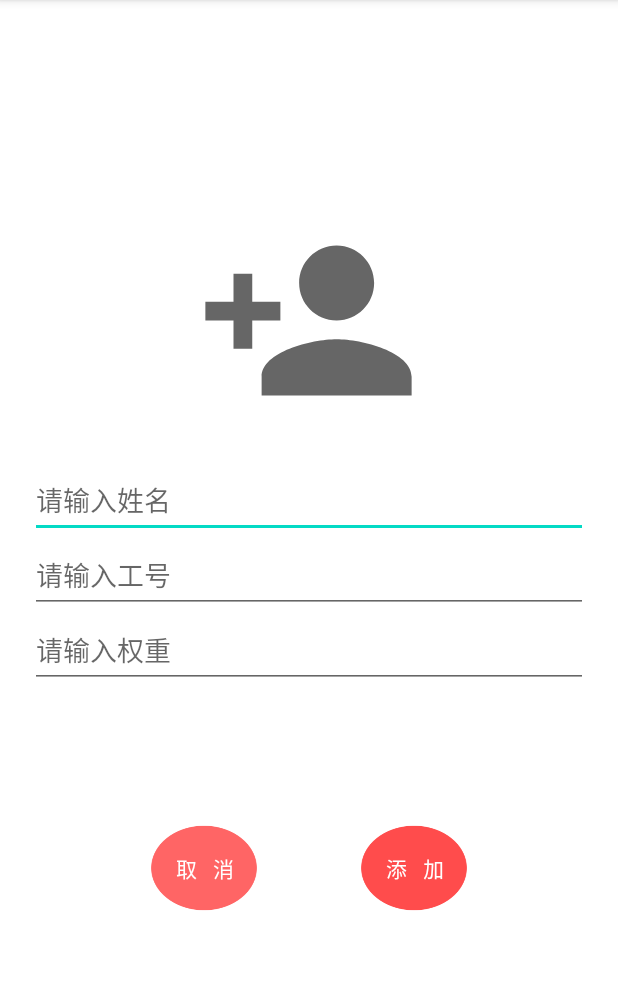
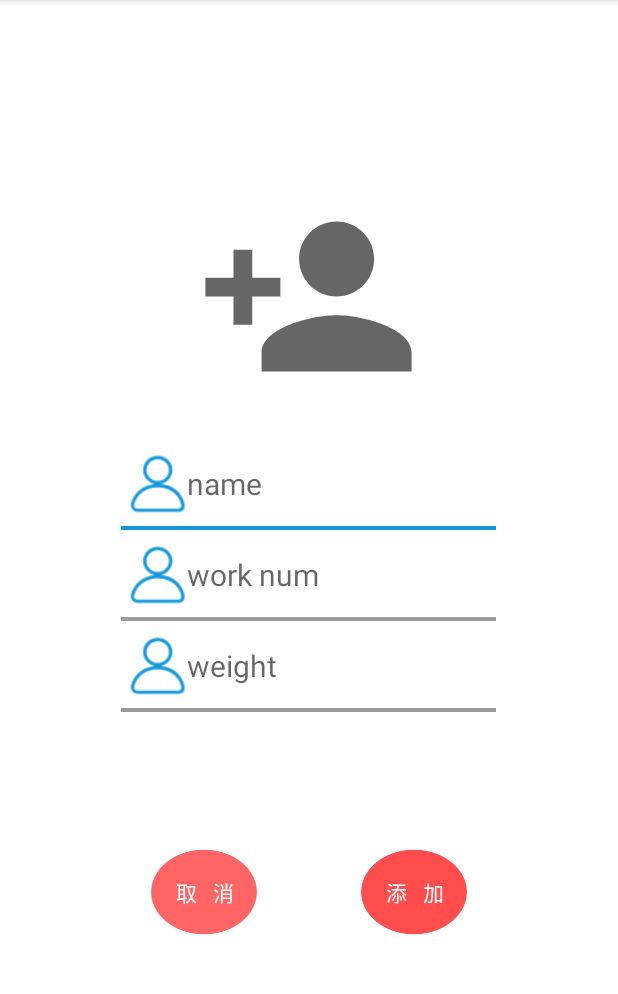
Before and after one commit to laosan-lien/LottoryApp, an Android app: the AddMemberActivity screen opened directly, with no data from a screen before it, on a phone screen of 412 x 824 dp, the part 84-1078 px from its top. Run offline under Robolectric (Android 15) with nearby library versions, the phone set to English and light mode, and no system bars; 1 statement that could not run was skipped.

```diff
--- a/app/src/main/java/com/loasan/lucky/AddMemberActivity.kt
+++ b/app/src/main/java/com/loasan/lucky/AddMemberActivity.kt
@@ -27,7 +27,7 @@ class AddMemberActivity : AppCompatActivity() {
 
         inputName.addTextChangedListener {
             name = it.toString()
-            Log.d(TAG, "onCreate: intput name = $name")
+            Log.d(TAG, "onCreate: input name = $name")
         }
         inputWorkNum.addTextChangedListener {
             workNum = it.toString()
--- a/app/src/main/java/com/loasan/lucky/network/ServiceCreator.kt
+++ b/app/src/main/java/com/loasan/lucky/network/ServiceCreator.kt
@@ -6,8 +6,8 @@ import retrofit2.converter.gson.GsonConverterFactory
 private const val TAG = "Luck:ServiceCreator"
 
 object ServiceCreator {
-//    private const val BASE_URL = "http://172.23.73.187:5000/"//公司
-    private const val BASE_URL = "http://192.168.101.15:5000/"//家里
+
+    private const val BASE_URL = "http://IP:port/"
 
     private val retrofit: Retrofit = Retrofit.Builder()
         .baseUrl(BASE_URL)
--- a/app/src/main/res/layout/activity_add_member.xml
+++ b/app/src/main/res/layout/activity_add_member.xml
@@ -1,6 +1,7 @@
 <?xml version="1.0" encoding="utf-8"?>
 <LinearLayout xmlns:android="http://schemas.android.com/apk/res/android"
     xmlns:tools="http://schemas.android.com/tools"
+    xmlns:app="http://schemas.android.com/apk/res-auto"
     android:layout_width="match_parent"
     android:layout_height="match_parent"
     android:gravity="center"
@@ -15,25 +16,78 @@
         android:layout_width="match_parent"
         android:layout_height="wrap_content"
         android:layout_margin="20dp"
+        android:gravity="center"
         android:orientation="vertical">
 
-        <EditText
+        <com.loasan.lucky.ui.SuperEditText
             android:id="@+id/inputName"
-            android:layout_width="match_parent"
-            android:layout_height="50dp"
-            android:hint="请输入姓名" />
+            android:hint="name"
+            android:layout_width="250dp"
+            android:layout_height="wrap_content"
+            app:ic_left_click="@drawable/ic_left_click"
+            app:ic_left_unclick="@drawable/ic_left_unclick"
+            app:left_x="0"
+            app:left_y="0"
+            app:left_width="60"
+            app:left_height="60"
+            app:ic_delete="@drawable/delete"
+            app:delete_x="0"
+            app:delete_y="0"
+            app:delete_width="60"
+            app:delete_height="60"
+            app:lineColor_click="@color/colorfocus"
+            app:lineColor_unclick="@color/colorDeafult"
+            app:linePosition="1"
+            app:cursor="@drawable/cursortest"
+            android:textSize="20sp"
+            android:textColor="@color/colorfocus" />
 
-        <EditText
+        <com.loasan.lucky.ui.SuperEditText
             android:id="@+id/inputWorkNum"
-            android:layout_width="match_parent"
-            android:layout_height="50dp"
-            android:hint="请输入工号" />
+            android:hint="work num"
+            android:layout_width="250dp"
+            android:layout_height="wrap_content"
+            app:ic_left_click="@drawable/ic_left_click"
+            app:ic_left_unclick="@drawable/ic_left_unclick"
+            app:left_x="0"
+            app:left_y="0"
+            app:left_width="60"
+            app:left_height="60"
+            app:ic_delete="@drawable/delete"
+            app:delete_x="0"
+            app:delete_y="0"
+            app:delete_width="60"
+            app:delete_height="60"
+            app:lineColor_click="@color/colorfocus"
+            app:lineColor_unclick="@color/colorDeafult"
+            app:linePosition="1"
+            app:cursor="@drawable/cursortest"
+            android:textSize="20sp"
+            android:textColor="@color/colorfocus" />
 
-        <EditText
+        <com.loasan.lucky.ui.SuperEditText
             android:id="@+id/inputWeight"
-            android:layout_width="match_parent"
-            android:layout_height="50dp"
-            android:hint="请输入权重" />
+            android:hint="weight"
+            android:layout_width="250dp"
+            android:layout_height="wrap_content"
+            app:ic_left_click="@drawable/ic_left_click"
+            app:ic_left_unclick="@drawable/ic_left_unclick"
+            app:left_x="0"
+            app:left_y="0"
+            app:left_width="60"
+            app:left_height="60"
+            app:ic_delete="@drawable/delete"
+            app:delete_x="0"
+            app:delete_y="0"
+            app:delete_width="60"
+            app:delete_height="60"
+            app:lineColor_click="@color/colorfocus"
+            app:lineColor_unclick="@color/colorDeafult"
+            app:linePosition="1"
+            app:cursor="@drawable/cursortest"
+            android:textSize="20sp"
+            android:textColor="@color/colorfocus" />
+
     </LinearLayout>
 
     <LinearLayout
--- a/app/src/main/res/values/attrs.xml
+++ b/app/src/main/res/values/attrs.xml
@@ -4,4 +4,27 @@
     <declare-styleable name="RoundImageView">
         <attr name="radius" format="dimension" />
     </declare-styleable>
+
+    <declare-styleable name="SuperEditText">
+
+        <attr name="ic_delete" format="reference" />
+        <attr name="delete_x" format="integer"  />
+        <attr name="delete_y" format="integer"  />
+        <attr name="delete_width" format="integer"  />
+        <attr name="delete_height" format="integer"  />
+
+        <attr name="ic_left_click" format="reference" />
+        <attr name="ic_left_unclick" format="reference" />
+        <attr name="left_x" format="integer"  />
+        <attr name="left_y" format="integer"  />
+        <attr name="left_width" format="integer"  />
+        <attr name="left_height" format="integer"  />
+
+        <attr name="lineColor_click" format="color"  />
+        <attr name="lineColor_unclick" format="color"  />
+        <attr name="linePosition" format="integer"  />
+
+        <attr name="cursor" format="reference" />
+
+    </declare-styleable>
 </resources>
--- a/app/src/main/res/values/colors.xml
+++ b/app/src/main/res/values/colors.xml
@@ -12,4 +12,15 @@
     <color name="light_blue_A200">#FF40C4FF</color>
     <color name="light_blue_A400">#FF00B0FF</color>
     <color name="black_overlay">#66000000</color>
+
+    <color name="colorPrimary">#3F51B5</color>
+    <color name="colorPrimaryDark">#303F9F</color>
+    <color name="colorAccent">#FF4081</color>
+    <color name="colorAccent1">#FF4081</color>
+    <color name="colorAccent2">#000000</color>
+    <color name="lineColor_click">#1296db</color>
+    <color name="lineColor_unclick">#9b9b9b</color>
+
+    <color name="colorDeafult">#9b9b9b</color>
+    <color name="colorfocus">#1296db</color>
 </resources>
--- a/build.gradle
+++ b/build.gradle
@@ -1,10 +1,12 @@
 // Top-level build file where you can add configuration options common to all sub-projects/modules.
 buildscript {
     repositories {
-        google()
+        //顶层构建文件
+        google()//
         mavenCentral()
     }
     dependencies {
+        //整个项目的公共依赖项
         classpath "com.android.tools.build:gradle:7.0.1"
         classpath "org.jetbrains.kotlin:kotlin-gradle-plugin:1.6.10"
 
```
